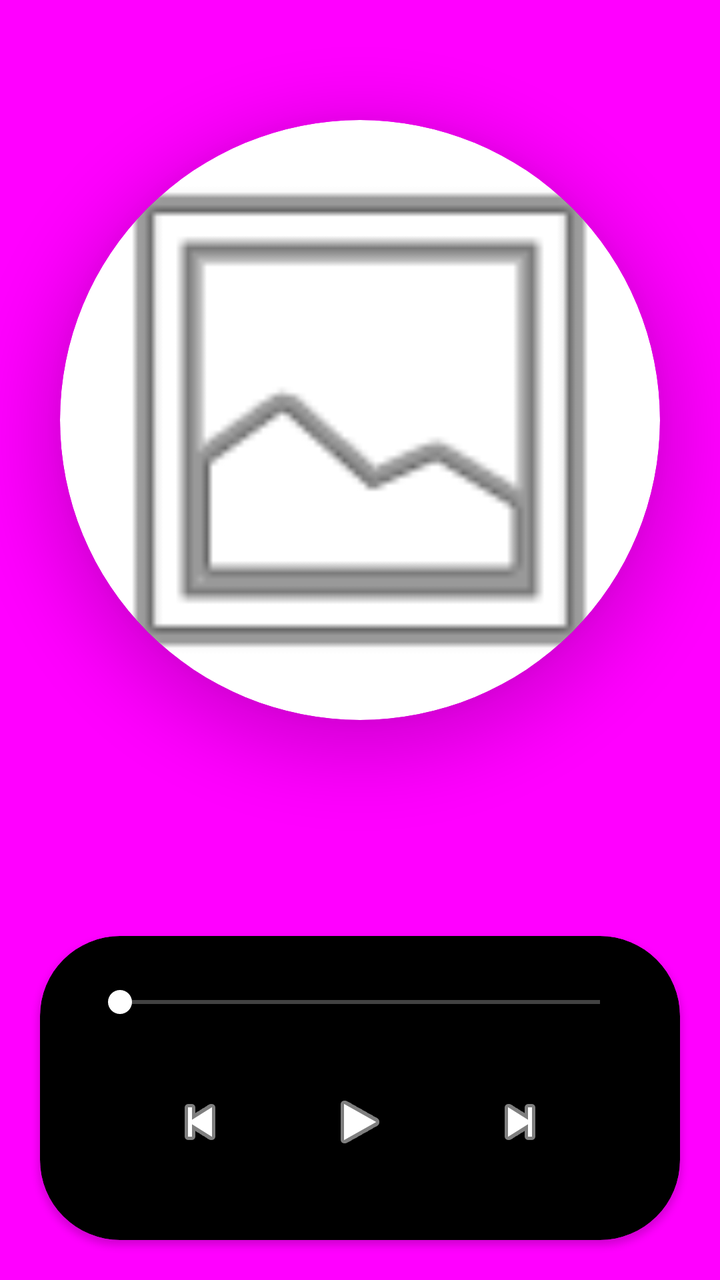
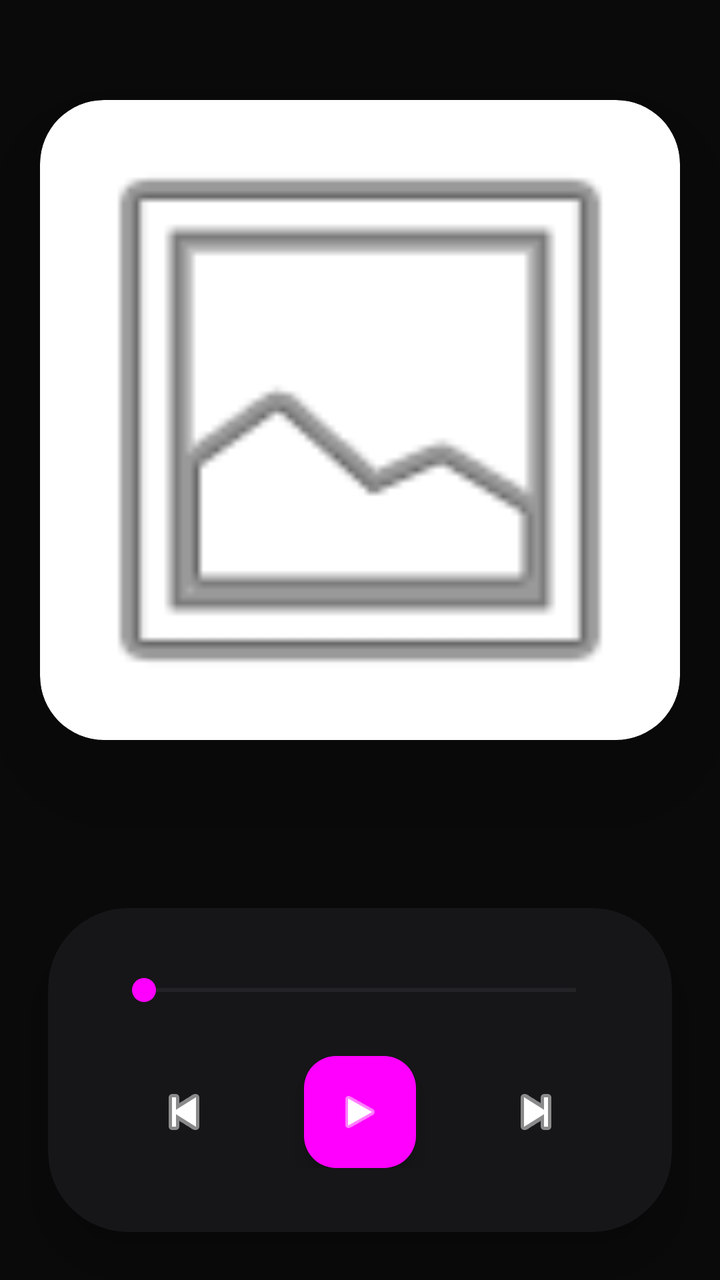

Two renders of the same Android screen: before a commit and after it. Below are the layout's source before the change and the commit's diff.
<!-- AndroidManifest.xml: application theme Theme.MotionTune -->
<!-- res/layout/activity_player.xml -->
<?xml version="1.0" encoding="utf-8"?>
<androidx.constraintlayout.widget.ConstraintLayout xmlns:android="http://schemas.android.com/apk/res/android"
    xmlns:app="http://schemas.android.com/apk/res-auto"
    android:layout_width="match_parent"
    android:layout_height="match_parent"
    android:background="@color/main_purple"
    android:fitsSystemWindows="true">

    <androidx.cardview.widget.CardView
        android:id="@+id/albumCard"
        android:layout_width="300dp"
        android:layout_height="300dp"
        android:layout_marginTop="60dp"
        app:cardCornerRadius="150dp"
        app:cardElevation="20dp"
        app:layout_constraintEnd_toEndOf="parent"
        app:layout_constraintStart_toStartOf="parent"
        app:layout_constraintTop_toTopOf="parent">
        <ImageView
            android:id="@+id/albumArt"
            android:layout_width="match_parent"
            android:layout_height="match_parent"
            android:scaleType="centerCrop"
            android:src="@android:drawable/ic_menu_gallery" />
    </androidx.cardview.widget.CardView>

    <TextView
        android:id="@+id/musicTitle"
        android:layout_width="match_parent"
        android:layout_height="wrap_content"
        android:layout_margin="32dp"
        android:gravity="center"
        android:textColor="@color/white"
        android:textSize="24sp"
        android:textStyle="bold"
        app:layout_constraintTop_toBottomOf="@id/albumCard" />

    <androidx.cardview.widget.CardView
        android:layout_width="match_parent"
        android:layout_height="wrap_content"
        android:layout_margin="20dp"
        app:cardBackgroundColor="@color/black"
        app:cardCornerRadius="40dp"
        app:layout_constraintBottom_toBottomOf="parent">

        <LinearLayout
            android:layout_width="match_parent"
            android:layout_height="wrap_content"
            android:orientation="vertical"
            android:padding="24dp">

            <SeekBar
                android:id="@+id/seekBar"
                android:layout_width="match_parent"
                android:layout_height="wrap_content"
                android:layout_marginBottom="16dp"
                android:progressBackgroundTint="@color/white"
                android:progressTint="@color/white"
                android:thumbTint="@color/white" />

            <LinearLayout
                android:layout_width="match_parent"
                android:layout_height="wrap_content"
                android:gravity="center"
                android:orientation="horizontal">

                <ImageButton
                    android:id="@+id/btnPrev"
                    android:layout_width="50dp"
                    android:layout_height="50dp"
                    android:background="?attr/selectableItemBackgroundBorderless"
                    android:src="@android:drawable/ic_media_previous"
                    app:tint="@color/white" />

                <ImageButton
                    android:id="@+id/btnPlay"
                    android:layout_width="70dp"
                    android:layout_height="70dp"
                    android:layout_marginHorizontal="20dp"
                    android:background="?attr/selectableItemBackgroundBorderless"
                    android:src="@android:drawable/ic_media_play"
                    app:tint="@color/white" />

                <ImageButton
                    android:id="@+id/btnNext"
                    android:layout_width="50dp"
                    android:layout_height="50dp"
                    android:background="?attr/selectableItemBackgroundBorderless"
                    android:src="@android:drawable/ic_media_next"
                    app:tint="@color/white" />
            </LinearLayout>
        </LinearLayout>
    </androidx.cardview.widget.CardView>

</androidx.constraintlayout.widget.ConstraintLayout>
<!-- resources referenced by this layout -->
<resources>
  <color name="black">#000000</color>
  <color name="main_purple">#FF00FF</color>
  <color name="white">#FFFFFF</color>
  <style name="Theme.MotionTune" parent="Base.Theme.MotionTune" />
  <style name="Base.Theme.MotionTune" parent="Theme.Material3.DayNight.NoActionBar">
          
          
      </style>
</resources>

<!-- the commit's change to res/layout/activity_player.xml (unified diff, before → after) -->
@@ -3,16 +3,16 @@
     xmlns:app="http://schemas.android.com/apk/res-auto"
     android:layout_width="match_parent"
     android:layout_height="match_parent"
-    android:background="@color/main_purple"
+    android:background="@color/bg_dark"
     android:fitsSystemWindows="true">
 
     <androidx.cardview.widget.CardView
         android:id="@+id/albumCard"
-        android:layout_width="300dp"
-        android:layout_height="300dp"
-        android:layout_marginTop="60dp"
-        app:cardCornerRadius="150dp"
-        app:cardElevation="20dp"
+        android:layout_width="320dp"
+        android:layout_height="320dp"
+        android:layout_marginTop="50dp"
+        app:cardCornerRadius="32dp"
+        app:cardElevation="40dp"
         app:layout_constraintEnd_toEndOf="parent"
         app:layout_constraintStart_toStartOf="parent"
         app:layout_constraintTop_toTopOf="parent">
@@ -26,68 +26,72 @@
 
     <TextView
         android:id="@+id/musicTitle"
-        android:layout_width="match_parent"
+        android:layout_width="0dp"
         android:layout_height="wrap_content"
-        android:layout_margin="32dp"
+        android:layout_marginHorizontal="40dp"
+        android:layout_marginTop="40dp"
         android:gravity="center"
-        android:textColor="@color/white"
-        android:textSize="24sp"
+        android:textColor="@color/text_primary"
+        android:textSize="28sp"
         android:textStyle="bold"
+        app:layout_constraintEnd_toEndOf="parent"
+        app:layout_constraintStart_toStartOf="parent"
         app:layout_constraintTop_toBottomOf="@id/albumCard" />
 
     <androidx.cardview.widget.CardView
         android:layout_width="match_parent"
         android:layout_height="wrap_content"
-        android:layout_margin="20dp"
-        app:cardBackgroundColor="@color/black"
+        android:layout_margin="24dp"
+        app:cardBackgroundColor="@color/surface_dark"
         app:cardCornerRadius="40dp"
+        app:cardElevation="15dp"
         app:layout_constraintBottom_toBottomOf="parent">
 
         <LinearLayout
             android:layout_width="match_parent"
             android:layout_height="wrap_content"
             android:orientation="vertical"
-            android:padding="24dp">
+            android:padding="32dp">
 
             <SeekBar
                 android:id="@+id/seekBar"
                 android:layout_width="match_parent"
                 android:layout_height="wrap_content"
-                android:layout_marginBottom="16dp"
-                android:progressBackgroundTint="@color/white"
-                android:progressTint="@color/white"
-                android:thumbTint="@color/white" />
+                android:progressTint="@color/accent_purple"
+                android:thumbTint="@color/accent_purple" />
 
             <LinearLayout
                 android:layout_width="match_parent"
                 android:layout_height="wrap_content"
+                android:layout_marginTop="24dp"
                 android:gravity="center"
                 android:orientation="horizontal">
 
                 <ImageButton
                     android:id="@+id/btnPrev"
-                    android:layout_width="50dp"
-                    android:layout_height="50dp"
+                    android:layout_width="56dp"
+                    android:layout_height="56dp"
                     android:background="?attr/selectableItemBackgroundBorderless"
                     android:src="@android:drawable/ic_media_previous"
-                    app:tint="@color/white" />
+                    app:tint="@color/text_primary" />
 
-                <ImageButton
+                <com.google.android.material.floatingactionbutton.FloatingActionButton
                     android:id="@+id/btnPlay"
-                    android:layout_width="70dp"
-                    android:layout_height="70dp"
-                    android:layout_marginHorizontal="20dp"
-                    android:background="?attr/selectableItemBackgroundBorderless"
-                    android:src="@android:drawable/ic_media_play"
+                    android:layout_width="wrap_content"
+                    android:layout_height="wrap_content"
+                    android:layout_marginHorizontal="32dp"
+                    android:backgroundTint="@color/accent_purple"
+                    app:fabSize="normal"
+                    app:srcCompat="@android:drawable/ic_media_play"
                     app:tint="@color/white" />
 
                 <ImageButton
                     android:id="@+id/btnNext"
-                    android:layout_width="50dp"
-                    android:layout_height="50dp"
+                    android:layout_width="56dp"
+                    android:layout_height="56dp"
                     android:background="?attr/selectableItemBackgroundBorderless"
                     android:src="@android:drawable/ic_media_next"
-                    app:tint="@color/white" />
+                    app:tint="@color/text_primary" />
             </LinearLayout>
         </LinearLayout>
     </androidx.cardview.widget.CardView>
<!-- resource entries referenced after the edit -->
@@ -1,7 +1,9 @@
 <!-- resources referenced by this layout -->
 <resources>
-  <color name="black">#000000</color>
-  <color name="main_purple">#FF00FF</color>
+  <color name="accent_purple">#FF00FF</color>
+  <color name="bg_dark">#0A0A0B</color>
+  <color name="surface_dark">#161618</color>
+  <color name="text_primary">#FFFFFF</color>
   <color name="white">#FFFFFF</color>
   <style name="Theme.MotionTune" parent="Base.Theme.MotionTune" />
   <style name="Base.Theme.MotionTune" parent="Theme.Material3.DayNight.NoActionBar">
